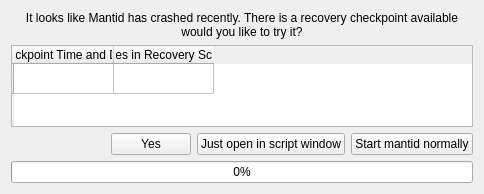
mantidproject/mantid, file MantidPlot/src/ProjectRecoveryGUIs/ProjectRecoveryWidget.ui: the form before one commit.
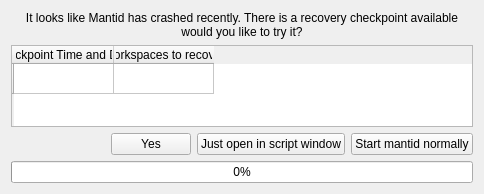
The form after the commit.

Commit message: Re #23570 Number of workspaces instead of script length

```diff
--- a/MantidPlot/src/ProjectRecoveryGUIs/ProjectRecoveryWidget.ui
+++ b/MantidPlot/src/ProjectRecoveryGUIs/ProjectRecoveryWidget.ui
@@ -63,7 +63,7 @@
      </column>
      <column>
       <property name="text">
-       <string>Lines in Recovery Script</string>
+       <string>Workspaces to recover</string>
       </property>
      </column>
     </widget>
```
The commit also changes 7 other files.
